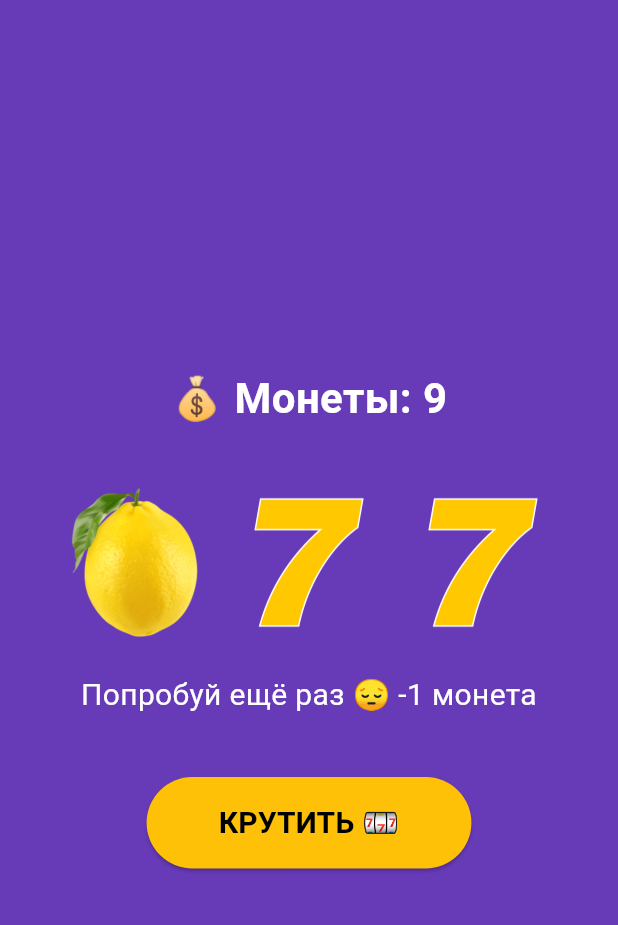
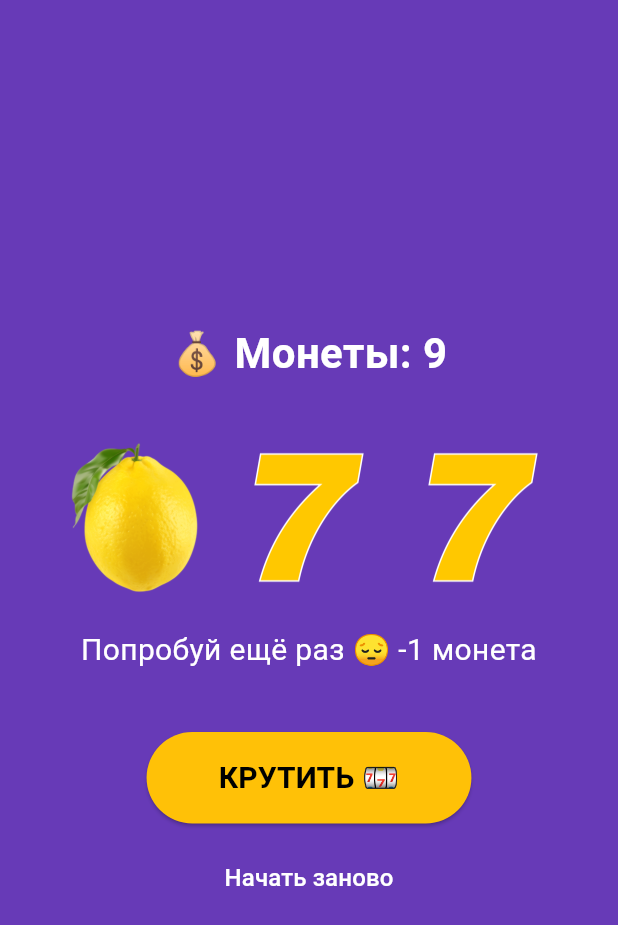
Before and after one commit to wilcess3/Flutter_Lab9, a Flutter app: the screen it shows after launch, after a tap on "КРУТИТЬ 🎰", on a phone screen of 412 x 824 dp. Shown: the top 925 px of the screen. Run offline on Flutter 3.47's test engine with Material 3 defaults, Android fonts, the phone set to English and light mode, and no system bars.

Commit message:
Extract SlotRow into a separate widget

```diff
--- a/lib/slot_machine.dart
+++ b/lib/slot_machine.dart
@@ -1,4 +1,6 @@
 import 'dart:math';
+
+import 'slot_row.dart';
 
 import 'package:flutter/material.dart';
 
@@ -31,6 +33,13 @@ class _SlotMachineState
   var _message = '';
 
   void _spin() {
+    if (_coins <= 0) {
+      setState(() {
+        _message = 'Монеты закончились! 😢';
+      });
+      return;
+    }
+
     setState(() {
       _slot1 =
           _symbols[_random.nextInt(
@@ -50,9 +59,20 @@ class _SlotMachineState
         _message = 'Победа! 🎉 +3 монеты';
       } else {
         _coins -= 1;
-        _message =
-            'Попробуй ещё раз 😔 -1 монета';
+        _message = _coins == 0
+            ? 'Монеты закончились! '
+            : 'Попробуй ещё раз 😔 -1 монета';
       }
+    });
+  }
+
+  void _reset() {
+    setState(() {
+      _coins = 10;
+      _slot1 = _cherry;
+      _slot2 = _lemon;
+      _slot3 = _seven;
+      _message = '';
     });
   }
 
@@ -67,34 +87,14 @@ class _SlotMachineState
             fontSize: 28,
             color: Colors.white,
             fontWeight: FontWeight.bold,
-          ), // TextStyle
-        ), // Text
+          ),
+        ),
         const SizedBox(height: 40),
-        FittedBox(
-          fit: BoxFit.scaleDown,
-          child: Row(
-            mainAxisSize: MainAxisSize.min,
-            children: [
-              Image.asset(
-                _slot1,
-                width: 100,
-                height: 100,
-              ),
-              const SizedBox(width: 16),
-              Image.asset(
-                _slot2,
-                width: 100,
-                height: 100,
-              ),
-              const SizedBox(width: 16),
-              Image.asset(
-                _slot3,
-                width: 100,
-                height: 100,
-              ),
-            ], // children
-          ), // Row
-        ), // FittedBox
+        SlotRow(
+          slot1: _slot1,
+          slot2: _slot2,
+          slot3: _slot3,
+        ),
         const SizedBox(height: 24),
         Text(
           _message,
@@ -102,17 +102,17 @@ class _SlotMachineState
           style: const TextStyle(
             fontSize: 20,
             color: Colors.white,
-          ), // TextStyle
-        ), // Text
+          ),
+        ),
         const SizedBox(height: 40),
         ElevatedButton(
-          onPressed: _spin,
+          onPressed: _coins > 0 ? _spin : null,
           style: ElevatedButton.styleFrom(
             backgroundColor: Colors.amber,
             padding: const EdgeInsets.symmetric(
               horizontal: 48,
               vertical: 16,
-            ), // EdgeInsets.symmetric
+            ),
           ),
           child: Text(
             'КРУТИТЬ 🎰',
@@ -120,9 +120,21 @@ class _SlotMachineState
               fontSize: 20,
               fontWeight: FontWeight.bold,
               color: Colors.black,
-            ), // TextStyle
-          ), // Text
-        ), // ElevatedButton
+            ),
+          ),
+        ),
+
+        const SizedBox(height: 12),
+        TextButton(
+          onPressed: _reset,
+          child: const Text(
+            'Начать заново',
+            style: TextStyle(
+              color: Colors.white,
+              fontSize: 16,
+            ),
+          ),
+        ),
       ],
     );
   }
--- /dev/null
+++ b/lib/slot_row.dart
@@ -0,0 +1,41 @@
+import 'package:flutter/material.dart';
+
+class SlotRow extends StatelessWidget {
+  const SlotRow({
+    super.key,
+    required this.slot1,
+    required this.slot2,
+    required this.slot3,
+  });
+  final String slot1;
+  final String slot2;
+  final String slot3;
+  @override
+  Widget build(BuildContext context) {
+    return FittedBox(
+      fit: BoxFit.scaleDown,
+      child: Row(
+        mainAxisSize: MainAxisSize.min,
+        children: [
+          Image.asset(
+            slot1,
+            width: 100,
+            height: 100,
+          ),
+          const SizedBox(width: 16),
+          Image.asset(
+            slot2,
+            width: 100,
+            height: 100,
+          ),
+          const SizedBox(width: 16),
+          Image.asset(
+            slot3,
+            width: 100,
+            height: 100,
+          ),
+        ],
+      ),
+    ); // FittedBox
+  }
+}
```
Also changed, not shown: img/step4_Aristova.png (added).
